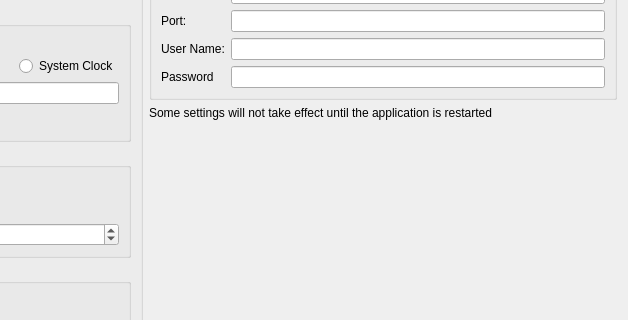
Before: the Qt Designer form ui/mainsettingsdialog.ui in SuperSuave/SavvyCAN, drawn with Qt 5; both pictures show x 337 to 965 and y 368 to 688 of the 965 by 942 pixel window.
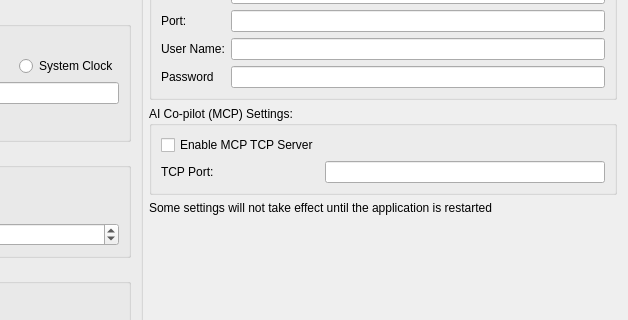
After: the same form once the commit is applied.

Commit message:
feat: add native MCP TCP server for AI co-pilot integration
- Implement QTcpServer-based MCP protocol server to allow external AI clients to connect
- Add UI settings toggle and port configuration for the AI co-pilot
- Expose analyze_frame_data tool with automated statistics export via JSON
- Introduce a status bar indicator for active AI client connections

Diff of the .ui file:
```diff
--- a/ui/mainsettingsdialog.ui
+++ b/ui/mainsettingsdialog.ui
@@ -476,6 +476,32 @@
        </layout>
       </widget>
      </item>
+     <item>
+      <widget class="QGroupBox" name="groupBox_mcp">
+       <property name="title">
+        <string>AI Co-pilot (MCP) Settings:</string>
+       </property>
+       <layout class="QFormLayout" name="formLayout_mcp">
+        <item row="0" column="0">
+         <widget class="QCheckBox" name="cbMcpEnable">
+          <property name="text">
+           <string>Enable MCP TCP Server</string>
+          </property>
+         </widget>
+        </item>
+        <item row="1" column="0">
+         <widget class="QLabel" name="label_mcp_port">
+          <property name="text">
+           <string>TCP Port:</string>
+          </property>
+         </widget>
+        </item>
+        <item row="1" column="1">
+         <widget class="QLineEdit" name="lineMcpPort"/>
+        </item>
+       </layout>
+      </widget>
+     </item>
      <item>
       <widget class="QLabel" name="label_5">
        <property name="text">
```
The commit also changes 9 other files.
